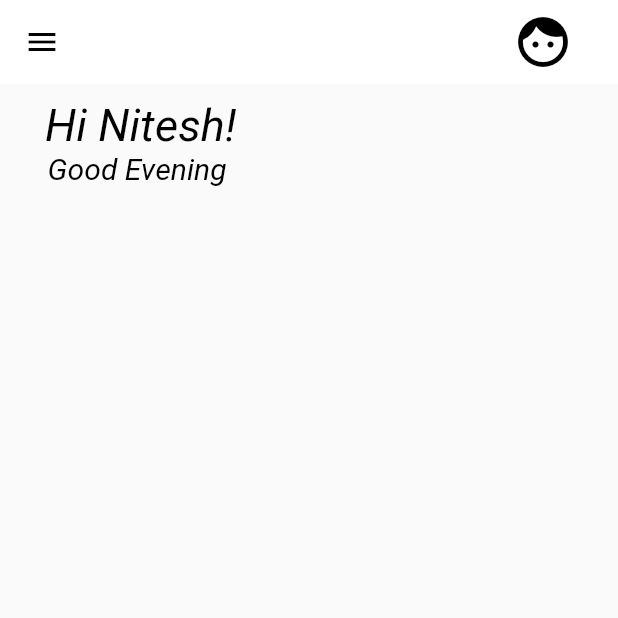
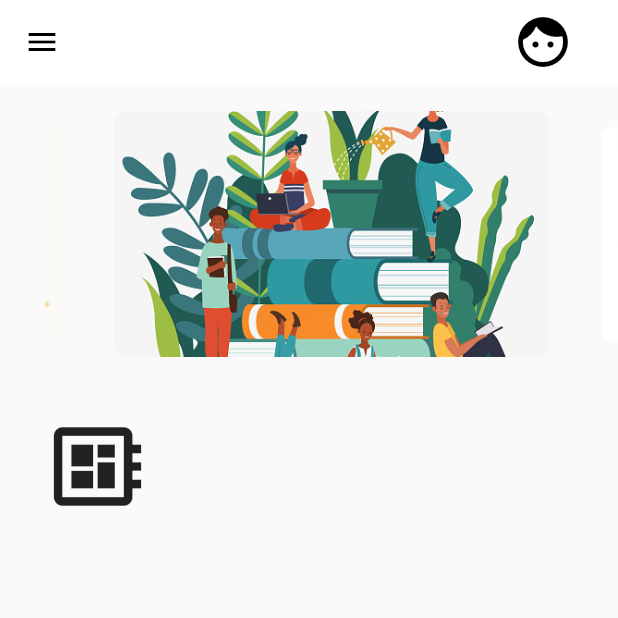
Before and after one commit to Netesh5/MYCSIT, a Flutter app: the Homepage screen opened by its route, on a phone screen of 412 x 824 dp, the top half of it. Run offline on Flutter 3.47's test engine with Material 2 defaults, Android fonts, the phone set to English and light mode, and no system bars; drawn by our look-alikes of carousel_slider; our stand-ins replace flutter_signin_button, google_fonts.

Commit message:
Third commit

```diff
--- a/lib/homepage.dart
+++ b/lib/homepage.dart
@@ -1,4 +1,7 @@
 import 'package:flutter/material.dart';
+//import 'package:google_fonts/google_fonts.dart';
+
+import 'package:carousel_slider/carousel_slider.dart';
 
 // ignore: must_be_immutable
 class Homepage extends StatelessWidget {
@@ -20,30 +23,87 @@ class Homepage extends StatelessWidget {
         ],
         elevation: 0.0,
       ),
+      drawer: Drawer(),
       body: Container(
         padding: EdgeInsets.only(top: 10, left: 30),
         child: Column(
           children: [
-            Text(
+            /*  Text(
               "Hi $name!",
-              style: TextStyle(
-                fontSize: 30,
-                color: Colors.black,
-                fontStyle: FontStyle.italic,
+              style: GoogleFonts.notoSans(
+                textStyle: TextStyle(
+                  fontSize: 25,
+                  fontWeight: FontWeight.w500,
+                ),
               ),
             ),
-            Text(
-              "Good Evening ",
-              style: TextStyle(
-                fontSize: 20,
-                color: Colors.black,
-                fontStyle: FontStyle.italic,
+            Text("Good Evening ",
+                style: GoogleFonts.notoSans(
+                  textStyle: TextStyle(
+                    fontSize: 16,
+                    fontWeight: FontWeight.w500,
+                  ),
+                )), */
+            CarouselSlider(
+              items: [
+                Container(
+                  margin: EdgeInsets.all(8.0),
+                  decoration: BoxDecoration(
+                    borderRadius: BorderRadius.circular(8.0),
+                    image: DecorationImage(
+                      image: AssetImage("assets/images/1.jpg"),
+                      fit: BoxFit.cover,
+                    ),
+                  ),
+                ),
+                Container(
+                  margin: EdgeInsets.all(8.0),
+                  decoration: BoxDecoration(
+                    borderRadius: BorderRadius.circular(8.0),
+                    image: DecorationImage(
+                      image: AssetImage("assets/images/2.jpg"),
+                      fit: BoxFit.cover,
+                    ),
+                  ),
+                ),
+                Container(
+                  margin: EdgeInsets.all(8.0),
+                  decoration: BoxDecoration(
+                    borderRadius: BorderRadius.circular(8.0),
+                    image: DecorationImage(
+                      image: AssetImage("assets/images/3.jpg"),
+                      fit: BoxFit.cover,
+                    ),
+                  ),
+                ),
+              ],
+              options: CarouselOptions(
+                height: 180.0,
+                enlargeCenterPage: true,
+                autoPlay: true,
+                aspectRatio: 16 / 9,
+                autoPlayCurve: Curves.fastOutSlowIn,
+                enableInfiniteScroll: true,
+                autoPlayAnimationDuration: Duration(milliseconds: 800),
+                viewportFraction: 0.8,
               ),
-            )
+            ),
+            SizedBox(
+              height: 30,
+            ),
+            Column(children: [
+              Row(children: [
+                Container(
+                  child: Icon(
+                    Icons.developer_board,
+                    size: 70,
+                  ),
+                ),
+              ])
+            ])
           ],
         ),
       ),
-      drawer: Drawer(),
     );
   }
 }
```
Also changed, not shown: pubspec.yaml (+5 -3 lines), assets/images/1.jpg (added), assets/images/2.jpg (added), assets/images/3.jpg (added), pubspec.lock.
